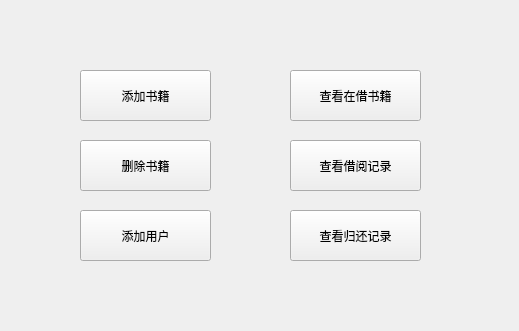
magic-xiaoi/library, file UI_window/AMain_win.ui: the form before one commit.
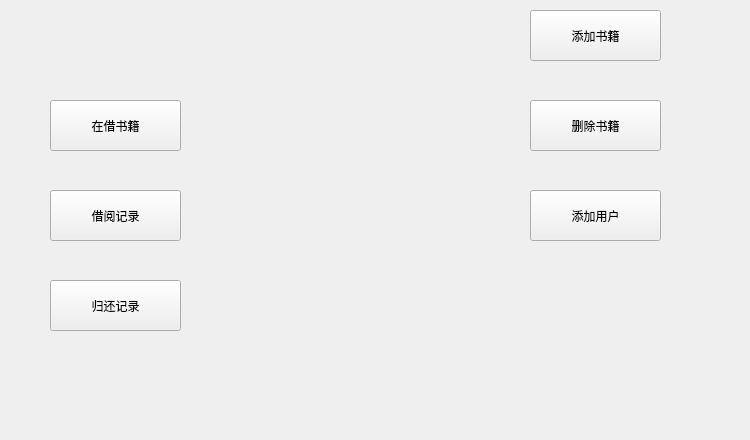
The form after the commit. Icons and pictures are not drawn.

What changed in the file:
```diff
--- a/UI_window/AMain_win.ui
+++ b/UI_window/AMain_win.ui
@@ -6,18 +6,42 @@
    <rect>
     <x>0</x>
     <y>0</y>
-    <width>519</width>
-    <height>331</height>
+    <width>750</width>
+    <height>440</height>
    </rect>
   </property>
   <property name="windowTitle">
    <string>管理员大厅</string>
   </property>
+  <property name="styleSheet">
+   <string notr="true">
+    QWidget#Form {
+        background-color:#fff5cf;
+    }
+    QPushButton {
+        background-color: #b0e0e6; /* 按钮背景颜色 - 淡蓝色 */
+        color: #000080;
+        font-size: 14pt;
+        font-weight: bold;
+        border: 2px solid #4682b4;
+        border-radius: 15px; /* 圆角效果 */
+        padding: 10px;
+    }
+    QPushButton:hover {
+        background-color: #87cefa; /* 悬停时颜色 - 亮蓝色 */
+        color: #ffffff;
+    }
+    QPushButton:pressed {
+        background-color: #6495ed; /* 按下时颜色 - 更深的蓝色 */
+    };
+    
+   </string>
+  </property>
   <widget class="QPushButton" name="pushButton">
    <property name="geometry">
     <rect>
-     <x>80</x>
-     <y>140</y>
+     <x>530</x>
+     <y>100</y>
      <width>131</width>
      <height>51</height>
     </rect>
@@ -29,34 +53,34 @@
   <widget class="QPushButton" name="pushButton_2">
    <property name="geometry">
     <rect>
-     <x>290</x>
-     <y>140</y>
+     <x>50</x>
+     <y>190</y>
      <width>131</width>
      <height>51</height>
     </rect>
    </property>
    <property name="text">
-    <string>查看借阅记录</string>
+    <string>借阅记录</string>
    </property>
   </widget>
   <widget class="QPushButton" name="pushButton_3">
    <property name="geometry">
     <rect>
-     <x>290</x>
-     <y>210</y>
+     <x>50</x>
+     <y>280</y>
      <width>131</width>
      <height>51</height>
     </rect>
    </property>
    <property name="text">
-    <string>查看归还记录</string>
+    <string>归还记录</string>
    </property>
   </widget>
   <widget class="QPushButton" name="pushButton_4">
    <property name="geometry">
     <rect>
-     <x>80</x>
-     <y>70</y>
+     <x>530</x>
+     <y>10</y>
      <width>131</width>
      <height>51</height>
     </rect>
@@ -68,21 +92,21 @@
   <widget class="QPushButton" name="pushButton_5">
    <property name="geometry">
     <rect>
-     <x>290</x>
-     <y>70</y>
+     <x>50</x>
+     <y>100</y>
      <width>131</width>
      <height>51</height>
     </rect>
    </property>
    <property name="text">
-    <string>查看在借书籍</string>
+    <string>在借书籍</string>
    </property>
   </widget>
   <widget class="QPushButton" name="pushButton_6">
    <property name="geometry">
     <rect>
-     <x>80</x>
-     <y>210</y>
+     <x>530</x>
+     <y>190</y>
      <width>131</width>
      <height>51</height>
     </rect>
@@ -91,6 +115,32 @@
     <string>添加用户</string>
    </property>
   </widget>
+  <widget class="QWidget" name="widget" native="true">
+   <property name="geometry">
+    <rect>
+     <x>0</x>
+     <y>340</y>
+     <width>750</width>
+     <height>100</height>
+    </rect>
+   </property>
+   <property name="styleSheet">
+    <string notr="true">background-image: url(../images/7.jpg);</string>
+   </property>
+  </widget>
+  <widget class="QWidget" name="widget_2" native="true">
+   <property name="geometry">
+    <rect>
+     <x>195</x>
+     <y>13</y>
+     <width>321</width>
+     <height>311</height>
+    </rect>
+   </property>
+   <property name="styleSheet">
+    <string notr="true">background-image: url(../images/5.jpg);</string>
+   </property>
+  </widget>
  </widget>
  <resources/>
  <connections/>
```
